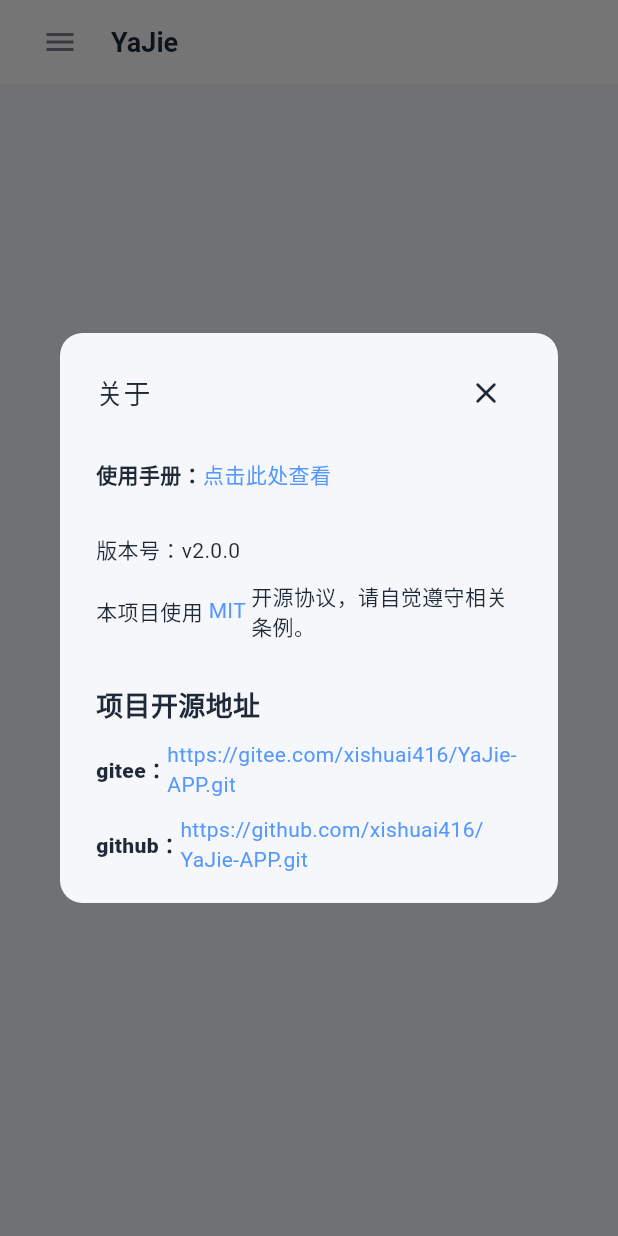
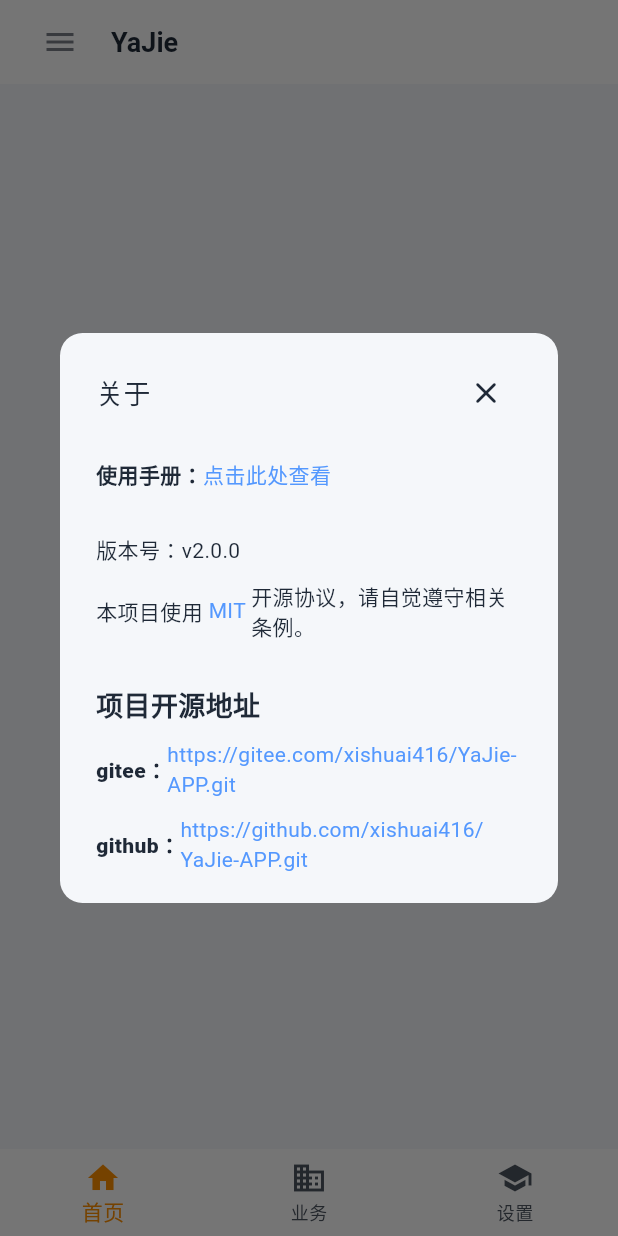
Before and after one commit to xishuai416/YaJie-APP, a Flutter app: the screen it shows after launch, after a tap on "登录", after a tap on the "menu" icon, on a phone screen of 412 x 824 dp. Run offline on Flutter 3.47's test engine with Material 3 defaults, Android fonts, the phone set to English and light mode, and no system bars; our stand-ins replace bot_toast, get, get_storage, logger; missing offline and left inert: common_utils, local_notifier, system_tray, window_manager; Roboto replaces fonts that are missing (MiSans, 微软雅黑); statements that could not run were skipped.

Commit message:
嵌套导航路由测试

```diff
--- a/lib/modules/home/controllers/home_controller.dart
+++ b/lib/modules/home/controllers/home_controller.dart
@@ -7,6 +7,19 @@ import 'package:yajie_app/utils/get_storage_controller.dart';
 /// - 描述：
 class HomeController extends GetxController {
   final getStorageController = Get.find<GetStorageController>();
+
+  var selectedIndex = 0.obs;
+
+  @override
+  void onInit() {
+    super.onInit();
+  }
+  void onTap(int index) {
+    selectedIndex.value = index;
+    BotToast.showText(text: '你点击了第$index个选项');
+    Get.toNamed('/',id: 1);
+  }
+
   void exit(){
     getStorageController.logout();
     Get.offAllNamed(Routes.LOGIN);
--- a/lib/modules/home/view/home_view.dart
+++ b/lib/modules/home/view/home_view.dart
@@ -1,6 +1,5 @@
 import 'package:flutter/material.dart';
 import 'package:get/get.dart';
-import 'package:yajie_app/components/home/header.dart';
 import 'package:yajie_app/modules/home/controllers/home_controller.dart';
 import 'package:yajie_app/utils/yj_appbar.dart';
 
@@ -14,7 +13,14 @@ class HomeView extends GetView<HomeController> {
       // 导航栏
       appBar: YjAppbar(),
       // 内容部分
-      body: Center(
+      body: Navigator(
+        key: Get.nestedKey(1),
+        initialRoute: '/',
+        onGenerateRoute: (settings) {
+          if(settings.name == '/'){
+            return GetPageRoute(
+              settings: settings,
+              page: () => Center(
                 child: ElevatedButton(
                   onPressed: () {
                     controller.exit();
@@ -24,6 +30,28 @@ class HomeView extends GetView<HomeController> {
               ),
             );
           }
-
-
+        },
+      ),
+      bottomNavigationBar: Obx(() =>BottomNavigationBar(
+        items: const <BottomNavigationBarItem>[
+          BottomNavigationBarItem(
+            icon: Icon(Icons.home),
+            label: '首页',
+          ),
+          BottomNavigationBarItem(
+            icon: Icon(Icons.business),
+            label: '业务',
+          ),
+          BottomNavigationBarItem(
+            icon: Icon(Icons.school),
+            label: '设置',
+          ),
+        ],
+        currentIndex: controller.selectedIndex.value,
+        selectedItemColor: Colors.amber[800],
+        onTap: controller.onTap,
+      ),
+      )
+    );
   }
+}
```
Also changed, not shown: lib/components/home/header.dart (deleted, +0 -39 lines), lib/components/home/home_body.dart (deleted, +0 -23 lines). Lines whose indentation alone changed are shown as unchanged.
